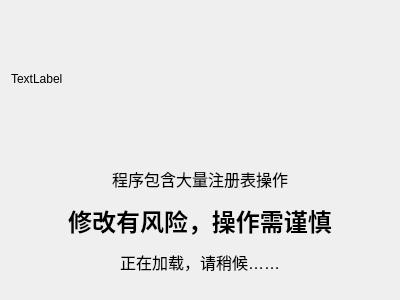
Above: lib/UI/Layout/Loading.ui from ly-east/MenuDog before the change. Below: the same form after it.
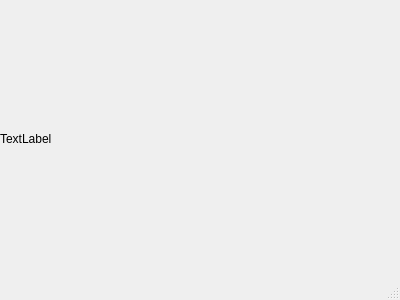
That is the form after the change.

Commit message: basic implementations for Loading window

What changed in the file:
```diff
--- a/lib/UI/Layout/Loading.ui
+++ b/lib/UI/Layout/Loading.ui
@@ -1,7 +1,7 @@
 <?xml version="1.0" encoding="UTF-8"?>
 <ui version="4.0">
- <class>Form</class>
- <widget class="QWidget" name="Form">
+ <class>Loading</class>
+ <widget class="QMainWindow" name="Loading">
   <property name="geometry">
    <rect>
     <x>0</x>
@@ -13,30 +13,36 @@
   <property name="windowTitle">
    <string>Form</string>
   </property>
-  <layout class="QVBoxLayout" name="verticalLayout_2">
+  <widget class="QWidget" name="centralwidget">
+   <layout class="QHBoxLayout" name="horizontalLayout">
+    <property name="spacing">
+     <number>0</number>
+    </property>
+    <property name="leftMargin">
+     <number>0</number>
+    </property>
+    <property name="topMargin">
+     <number>0</number>
+    </property>
+    <property name="rightMargin">
+     <number>0</number>
+    </property>
+    <property name="bottomMargin">
+     <number>0</number>
+    </property>
    <item>
-    <layout class="QVBoxLayout" name="verticalLayout">
-     <item>
-      <widget class="QLabel" name="picture">
+     <widget class="QLabel" name="label">
        <property name="text">
         <string>TextLabel</string>
        </property>
       </widget>
      </item>
-     <item>
-      <widget class="QLabel" name="text">
-       <property name="text">
-        <string>&lt;html&gt;&lt;head/&gt;&lt;body&gt;&lt;p&gt;&lt;span style=&quot; font-size:12pt;&quot;&gt;程序包含大量注册表操作&lt;/span&gt;&lt;/p&gt;&lt;p&gt;&lt;span style=&quot; font-size:18pt; font-weight:700;&quot;&gt;修改有风险，操作需谨慎&lt;/span&gt;&lt;/p&gt;&lt;p&gt;&lt;span style=&quot; font-size:12pt;&quot;&gt;正在加载，请稍候……&lt;/span&gt;&lt;/p&gt;&lt;/body&gt;&lt;/html&gt;</string>
-       </property>
-       <property name="alignment">
-        <set>Qt::AlignCenter</set>
-       </property>
-      </widget>
-     </item>
-    </layout>
-   </item>
-  </layout>
- </widget>
- <resources/>
+   </layout>
+  </widget>
+  <widget class="QStatusBar" name="statusbar"/>
+ </widget>
+ <resources>
+  <include location="../Resource/Loading.qrc"/>
+ </resources>
  <connections/>
 </ui>
```
Left out of the diff: 2 changed lines with no effect on the pictures. Lines whose indentation alone changed are shown as unchanged. The commit also changes 6 other files.
